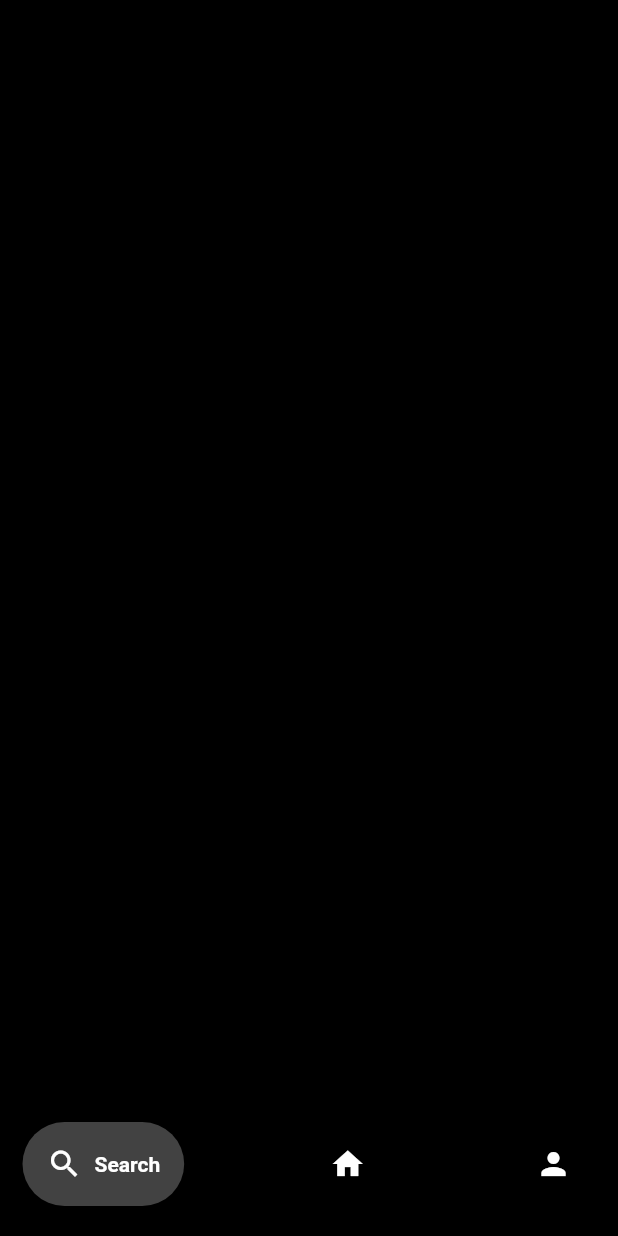
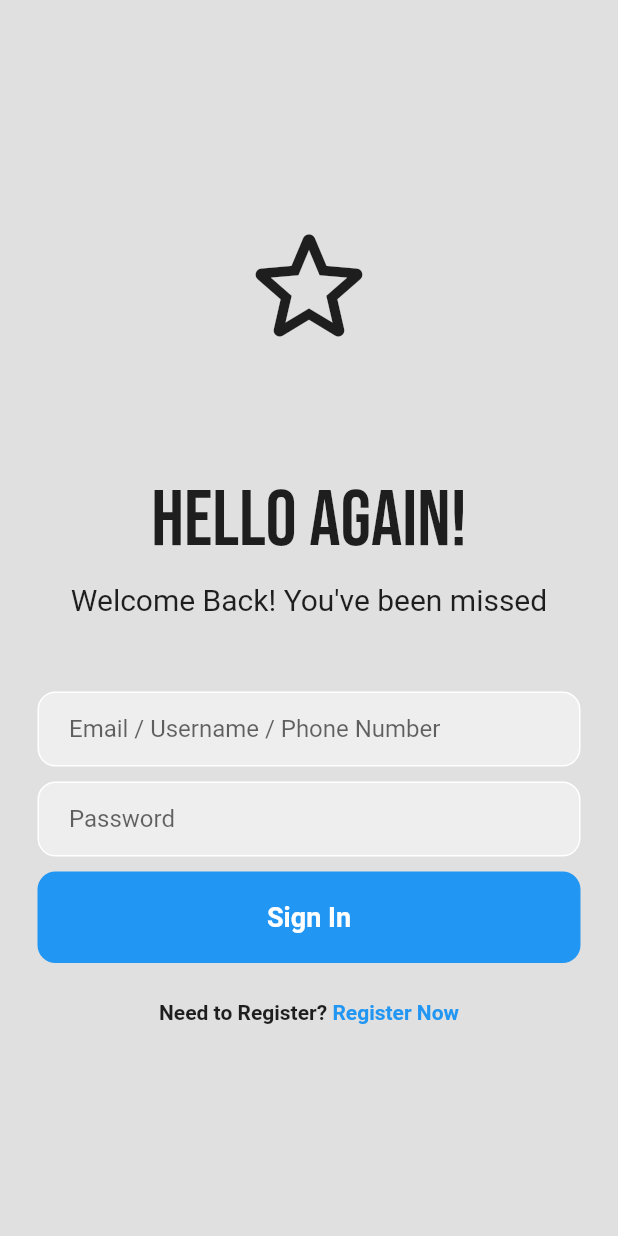
Before and after one commit to ustmrw/connect, a Flutter app: the screen it shows after launch, on a phone screen of 412 x 824 dp. Run offline on Flutter 3.47's test engine with Material 2 defaults, Android fonts, the phone set to English and light mode, and no system bars; drawn by our look-alikes of google_nav_bar; our stand-ins replace flutter_bloc, google_fonts.

Commit message:
login page

```diff
--- /dev/null
+++ b/lib/loginpage.dart
@@ -0,0 +1,138 @@
+// ignore_for_file: prefer_const_literals_to_create_immutables, prefer_const_constructors
+
+import 'package:flutter/material.dart';
+import 'package:google_fonts/google_fonts.dart';
+
+class LoginPage extends StatefulWidget {
+  const LoginPage({super.key});
+
+  @override
+  State<LoginPage> createState() => _LoginPageState();
+}
+
+class _LoginPageState extends State<LoginPage> {
+  @override
+  Widget build(BuildContext context) {
+    return Scaffold(
+        backgroundColor: Colors.grey[300],
+        body: SafeArea(
+          child: Center(
+            child: Column(
+              mainAxisAlignment: MainAxisAlignment.center,
+              children: [
+                Icon(
+                  Icons.star_outline_rounded,
+                  size: 100,
+                ),
+                SizedBox(
+                  height: 75,
+                ),
+                Text(
+                  'Hello Again!',
+                  style: GoogleFonts.bebasNeue(
+                    fontSize: 52,
+                  ),
+                ),
+                SizedBox(
+                  height: 10,
+                ),
+                Text(
+                  'Welcome Back! You\'ve been missed',
+                  style: TextStyle(
+                    fontSize: 20,
+                  ),
+                ),
+                SizedBox(
+                  height: 50,
+                ),
+                Padding(
+                  padding: const EdgeInsets.symmetric(horizontal: 25.0),
+                  child: Container(
+                    decoration: BoxDecoration(
+                      color: Colors.grey[200],
+                      border: Border.all(color: Colors.white),
+                      borderRadius: BorderRadius.circular(12),
+                    ),
+                    child: Padding(
+                      padding: const EdgeInsets.only(left: 20.0),
+                      child: TextField(
+                        decoration: InputDecoration(
+                          border: InputBorder.none,
+                          hintText: 'Email / Username / Phone Number',
+                        ),
+                      ),
+                    ),
+                  ),
+                ),
+                SizedBox(
+                  height: 10,
+                ),
+                Padding(
+                  padding: const EdgeInsets.symmetric(horizontal: 25.0),
+                  child: Container(
+                    decoration: BoxDecoration(
+                      color: Colors.grey[200],
+                      border: Border.all(color: Colors.white),
+                      borderRadius: BorderRadius.circular(12),
+                    ),
+                    child: Padding(
+                      padding: const EdgeInsets.only(left: 20.0),
+                      child: TextField(
+                        obscureText: true,
+                        decoration: InputDecoration(
+                          border: InputBorder.none,
+                          hintText: 'Password',
+                        ),
+                      ),
+                    ),
+                  ),
+                ),
+                SizedBox(
+                  height: 10,
+                ),
+                Padding(
+                  padding: const EdgeInsets.symmetric(horizontal: 25.0),
+                  child: Container(
+                    padding: EdgeInsets.all(20),
+                    decoration: BoxDecoration(
+                      color: Colors.blue,
+                      borderRadius: BorderRadius.circular(12),
+                    ),
+                    child: Center(
+                        child: Text(
+                      'Sign In',
+                      style: TextStyle(
+                        color: Colors.white,
+                        fontWeight: FontWeight.bold,
+                        fontSize: 18,
+                      ),
+                    )),
+                  ),
+                ),
+                SizedBox(
+                  height: 25,
+                ),
+                Row(
+                  mainAxisAlignment: MainAxisAlignment.center,
+                  children: [
+                    Text(
+                      'Need to Register?',
+                      style: TextStyle(
+                        fontWeight: FontWeight.bold,
+                      ),
+                    ),
+                    Text(
+                      ' Register Now',
+                      style: TextStyle(
+                        color: Colors.blue,
+                        fontWeight: FontWeight.bold,
+                      ),
+                    ),
+                  ],
+                ),
+              ],
+            ),
+          ),
+        ));
+  }
+}
--- a/lib/main.dart
+++ b/lib/main.dart
@@ -1,5 +1,6 @@
 import 'package:flutter/material.dart';
 import 'homepage.dart';
+import 'loginpage.dart';
 
 void main() {
   runApp(const MyApp());
@@ -12,7 +13,7 @@ class MyApp extends StatelessWidget {
   Widget build(BuildContext context) {
     return const MaterialApp(
       debugShowCheckedModeBanner: false,
-      home: HomePage(),
+      home: LoginPage(),
     );
   }
 }
```
Also changed, not shown: pubspec.yaml (+5 -13 lines), pubspec.lock, 6 other files.
